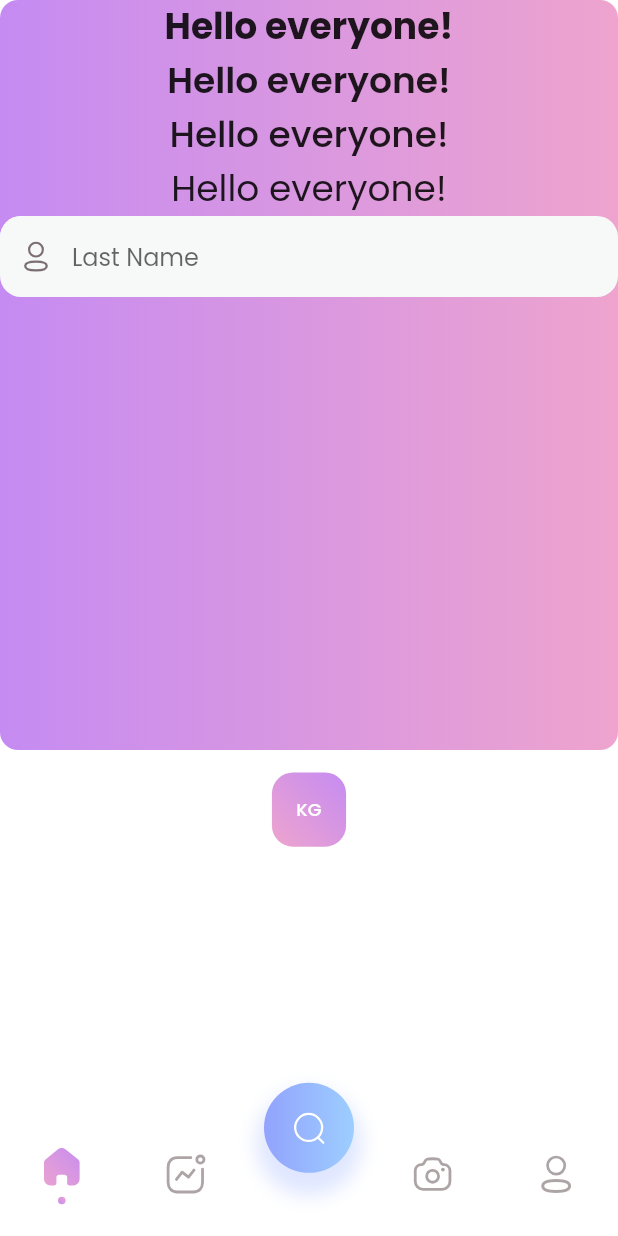
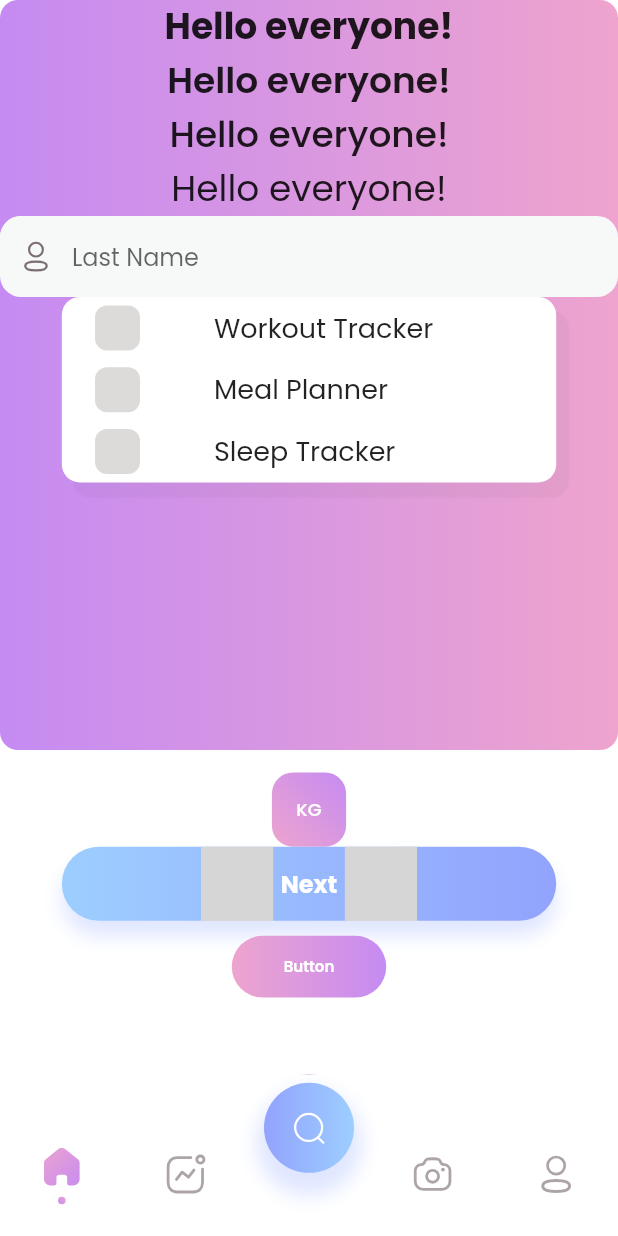
Before and after one commit to 12ajayvishwa/fitness_app_ui, a Flutter app: the screen it shows after launch, on a phone screen of 412 x 824 dp. Run offline on Flutter 3.47's test engine with Material 2 defaults, Android fonts, the phone set to English and light mode, and no system bars; our stand-ins replace flutter_svg; grey boxes are pictures that could not be loaded.

Commit message:
on boarding button

```diff
--- a/lib/home.dart
+++ b/lib/home.dart
@@ -1,10 +1,16 @@
+import 'package:fitness_ui/utils/buttons/secondary_button.dart';
 import 'package:fitness_ui/utils/colors.dart';
 import 'package:fitness_ui/utils/text_style.dart';
 import 'package:fitness_ui/widgets/custom_nav_bar.dart';
 import 'package:fitness_ui/widgets/custom_text_input_field.dart';
 import 'package:fitness_ui/widgets/lable_button.dart';
+import 'package:fitness_ui/widgets/search_nav.dart';
 import 'package:flutter/material.dart';
 import 'package:flutter_svg/svg.dart';
+
+import 'utils/buttons/add_camera_button.dart';
+import 'utils/buttons/auth_button.dart';
+import 'utils/buttons/onboarding_button.dart';
 
 class Home extends StatefulWidget {
   const Home({Key? key}) : super(key: key);
@@ -26,7 +32,7 @@ class _HomeState extends State<Home> {
   Widget build(BuildContext context) {
     Size size = MediaQuery.of(context).size;
     return Scaffold(
-      backgroundColor: Color(0xFFFFFFFF),
+      backgroundColor: const Color(0xFFFFFFFF),
       bottomNavigationBar: CustomBottomNavBar(
         size: size,
         svgIcon1: pageIndex == 0
@@ -64,7 +70,8 @@ class _HomeState extends State<Home> {
           });
         },
       ),
-      body: Column(
+      body: SingleChildScrollView(
+        child: Column(
           children: [
             Center(
               child: Container(
@@ -80,6 +87,8 @@ class _HomeState extends State<Home> {
                   Text("Hello everyone!", style: kTitleH2Medium),
                   Text("Hello everyone!", style: kTitleH2Regular),
                   const CustomTextFormField(),
+                  SearchNav(onTap: (){},size: size,text1: "Workout Tracker",text2: "Meal Planner",text3: "Sleep Tracker",),
+
                 ]),
               ),
             ),
@@ -89,7 +98,16 @@ class _HomeState extends State<Home> {
             const LableButton(
               text: "KG",
             ),
+            AuthButton(size: size,text: "Next",onTap: (){},),
+            const SizedBox(height: 10,),
+            SecondaryButton(size: size, text: "Button", onTap: (){}),
+             const SizedBox(height: 10,),
+            AddCameraButton(size: size,svgPicture: "assets/icons/light/Plus.svg"),
+            OnBoardingButton(onNext: () {
+
+            },)
           ],
+        ),
       ),
     );
   }
@@ -119,11 +137,11 @@ class _HomeState extends State<Home> {
               ),
             ),
             shaderCallback: (Rect bounds) {
-              final Rect rect = Rect.fromLTRB(0, 0, 30, 30);
+              Rect rect = const Rect.fromLTRB(0, 0, 30, 30);
               return const LinearGradient(
                       colors: [kSecondryColor1, kSecondryColor2],
-                      begin: Alignment.topRight,
-                      end: Alignment.bottomLeft)
+                      begin: Alignment.bottomRight,
+                      end: Alignment.topLeft)
                   .createShader(rect);
             }),
         const SizedBox(
@@ -138,7 +156,8 @@ class _HomeState extends State<Home> {
                   colors: [kSecondryColor2, kSecondryColor1],
                   begin: Alignment.topRight,
                   end: Alignment.bottomLeft)),
-        )
+        ),
+
       ],
     );
   }
--- a/lib/main.dart
+++ b/lib/main.dart
@@ -11,7 +11,7 @@ class MyApp extends StatelessWidget {
   // This widget is the root of your application.
   @override
   Widget build(BuildContext context) {
-    return MaterialApp(
+    return const MaterialApp(
       title: 'Flutter Demo',
       home: Home()
     );
--- /dev/null
+++ b/lib/utils/buttons/add_camera_button.dart
@@ -0,0 +1,29 @@
+import 'package:flutter/material.dart';
+import 'package:flutter_svg/flutter_svg.dart';
+import '../colors.dart';
+
+class AddCameraButton extends StatelessWidget {
+  final Size size;
+  final String svgPicture;
+  const AddCameraButton(
+      {Key? key, required this.svgPicture, required this.size})
+      : super(key: key);
+
+  @override
+  Widget build(BuildContext context) {
+    return Container(
+        height: size.height * 0.2,
+        width: size.width * 0.2,
+        decoration: const BoxDecoration(
+            shape: BoxShape.circle,
+            gradient: LinearGradient(
+                begin: Alignment.centerRight,
+                end: Alignment.centerLeft,
+                colors: [kSecondryColor1, kSecondryColor2])),
+        child: Center(
+            child: SvgPicture.asset(
+          svgPicture,
+          color: Colors.white,
+        )));
+  }
+}
--- /dev/null
+++ b/lib/utils/buttons/auth_button.dart
@@ -0,0 +1,61 @@
+import 'package:fitness_ui/utils/colors.dart';
+import 'package:flutter/material.dart';
+import 'package:flutter_svg/flutter_svg.dart';
+
+import '../text_style.dart';
+
+class AuthButton extends StatelessWidget {
+  final Size size;
+  final String text;
+  final VoidCallback onTap;
+  final IconData? icon;
+  final String? svgPicture1;
+  final String? svgPicture2;
+  const AuthButton({
+    Key? key,
+    required this.text,
+    required this.onTap,
+    this.icon,
+    required this.size,
+    this.svgPicture1,
+    this.svgPicture2,
+  }) : super(key: key);
+
+  @override
+  Widget build(BuildContext context) {
+    return Container(
+      height: size.height * 0.06,
+      width: size.width * 0.8,
+      decoration: BoxDecoration(
+          borderRadius: BorderRadius.circular(99),
+          gradient: const LinearGradient(colors: [kBrandColor1, kBrandColor2]),
+          boxShadow: [
+            BoxShadow(
+                color: const Color(0xFF95ADFE).withOpacity(0.3),
+                offset: const Offset(0, 10),
+                blurRadius: 10)
+          ]),
+      child: Row(
+        crossAxisAlignment: CrossAxisAlignment.center,
+        mainAxisAlignment: MainAxisAlignment.center,
+        children: [
+          SvgPicture.asset(
+            svgPicture1 ?? "",
+            color: Colors.white,
+          ),
+          const SizedBox(
+            width: 5,
+          ),
+          Text(text, style: kLargeTextBold),
+          const SizedBox(
+            width: 5,
+          ),
+          SvgPicture.asset(
+            svgPicture2 ?? "",
+            color: Colors.white,
+          ),
+        ],
+      ),
+    );
+  }
+}
--- /dev/null
+++ b/lib/utils/buttons/secondary_button.dart
@@ -0,0 +1,30 @@
+import 'package:fitness_ui/utils/text_style.dart';
+import 'package:flutter/material.dart';
+import '../colors.dart';
+
+class SecondaryButton extends StatelessWidget {
+  final Size size;
+  final String text;
+  final VoidCallback onTap;
+  const SecondaryButton(
+      {Key? key, required this.size, required this.text, required this.onTap})
+      : super(key: key);
+
+  @override
+  Widget build(BuildContext context) {
+    return Container(
+        height: size.height * 0.05,
+        width: size.width * 0.25,
+        decoration: BoxDecoration(
+            borderRadius: BorderRadius.circular(50),
+            gradient: const LinearGradient(
+                begin: Alignment.centerRight,
+                end: Alignment.centerLeft,
+                colors: [kSecondryColor1, kSecondryColor2])),
+        child: Center(
+            child: Text(
+          text,
+          style: kCaptionTextSemiBold,
+        )));
+  }
+}
--- a/lib/utils/text_style.dart
+++ b/lib/utils/text_style.dart
@@ -44,7 +44,7 @@ var kTextSubMedium = TextStyle(fontFamily: "Poppins",fontSize: sizeTextSub,fontW
 var kTextSubRegular = TextStyle(fontFamily: "Poppins",fontSize: sizeTextSub);
 
 //Large text
-var kLargeTextBold = TextStyle(fontFamily: "Poppins",fontSize: largeTextSize,fontWeight: FontWeight.bold);
+var kLargeTextBold = TextStyle(fontFamily: "Poppins",fontSize: largeTextSize,fontWeight: FontWeight.bold,color: Colors.white);
 var kLargeTextSemiBold = TextStyle(fontFamily: "Poppins",fontSize: largeTextSize,fontWeight: FontWeight.w600);
 var kLargeTextMedium = TextStyle(fontFamily: "Poppins",fontSize: largeTextSize,fontWeight: FontWeight.w500);
 var kLargeTextRegular = TextStyle(fontFamily: "Poppins",fontSize: largeTextSize);
@@ -59,10 +59,10 @@ var kMediumTextRegular = TextStyle(fontFamily: "Poppins",fontSize: mediumTextSiz
 var kSmallTextBold = TextStyle(fontFamily: "Poppins",fontSize: smallTextSize,fontWeight: FontWeight.bold);
 var kSmallTextSemiBold = TextStyle(fontFamily: "Poppins",fontSize: smallTextSize,fontWeight: FontWeight.w600);
 var kSmallTextMedium = TextStyle(fontFamily: "Poppins",fontSize: smallTextSize,fontWeight: FontWeight.w500,color: Colors.white);
-var kSmallTextRegular = TextStyle(fontFamily: "Poppins",fontSize: smallTextSize);
+var kSmallTextRegular = TextStyle(fontFamily: "Poppins",fontSize: smallTextSize,color: Colors.black);
 
 //Caption text
 var kCaptionTextBold = TextStyle(fontFamily: "Poppins",fontSize: captionTextSize,fontWeight: FontWeight.bold);
-var kCaptionTextSemiBold = TextStyle(fontFamily: "Poppins",fontSize: captionTextSize,fontWeight: FontWeight.w600);
+var kCaptionTextSemiBold = TextStyle(fontFamily: "Poppins",fontSize: captionTextSize,fontWeight: FontWeight.w600,color: Colors.white);
 var kCaptionTextMedium = TextStyle(fontFamily: "Poppins",fontSize: captionTextSize,fontWeight: FontWeight.w500);
 var kCaptionTextRegular = TextStyle(fontFamily: "Poppins",fontSize: captionTextSize);
--- a/lib/widgets/custom_nav_bar.dart
+++ b/lib/widgets/custom_nav_bar.dart
@@ -21,7 +21,7 @@ class CustomBottomNavBar extends StatelessWidget {
   @override
   Widget build(BuildContext context) {
     return Stack(alignment: Alignment.center, children: [
-      Container(
+      SizedBox(
         height: size.height * 0.13,
         width: size.width,
       ),
@@ -34,7 +34,7 @@ class CustomBottomNavBar extends StatelessWidget {
             child: Row(
               mainAxisAlignment: MainAxisAlignment.spaceBetween,
               children: [
-                Container(
+                SizedBox(
                   width: size.width / 2.5,
                   child: Row(
                     mainAxisAlignment: MainAxisAlignment.spaceAround,
@@ -57,7 +57,7 @@ class CustomBottomNavBar extends StatelessWidget {
                     ],
                   ),
                 ),
-                Container(
+                SizedBox(
                   width: size.width / 2.5,
                   child: Row(
                     mainAxisAlignment: MainAxisAlignment.spaceAround,
@@ -84,11 +84,12 @@ class CustomBottomNavBar extends StatelessWidget {
             decoration: BoxDecoration(
                 shape: BoxShape.circle,
                 gradient:
-                    const LinearGradient(colors: [kBrandColor2, kBrandColor1]),
+                    const LinearGradient(
+                      colors: [kBrandColor2, kBrandColor1]),
                 boxShadow: [
                   BoxShadow(
                       color: const Color(0xFF95ADFE).withOpacity(0.3),
-                      offset: Offset(0, 10),
+                      offset: const Offset(0, 10),
                       blurRadius: 10,
                       spreadRadius: 5)
                 ]),
--- /dev/null
+++ b/lib/widgets/search_nav.dart
@@ -0,0 +1,85 @@
+
+
+import 'package:fitness_ui/utils/text_style.dart';
+import 'package:flutter/material.dart';
+
+class SearchNav extends StatelessWidget {
+  final Size size;
+  final String text1;
+  final String text2;
+  final String text3;
+  final VoidCallback onTap;
+  const SearchNav({Key? key, required this.text1, required this.onTap, required this.size, required this.text2, required this.text3}) : super(key: key);
+
+  @override
+  Widget build(BuildContext context) {
+    return Container(
+      height: size.height*0.15,
+      width: size.width*0.8,
+      decoration: BoxDecoration(
+        borderRadius: BorderRadius.circular(12),
+        color: const Color(0xFFFFFFFF),
+        boxShadow: [BoxShadow(
+          offset: const Offset(8,10),
+          blurRadius: 0.2,
+          spreadRadius: 0.2,
+          color: const Color(0xFF1D1617).withOpacity(0.04)
+        )]
+      ),
+      child: Center(
+        child: Column(
+          crossAxisAlignment: CrossAxisAlignment.center,
+          mainAxisAlignment: MainAxisAlignment.spaceAround,
+          children: [
+          activityField(text1),
+          activityField(text2),
+          activityField(text3)
+
+        ]),
+      ),
+    );
+
+  }
+
+  Row activityField(String text) {
+    return Row(
+      mainAxisAlignment: MainAxisAlignment.spaceEvenly,
+      crossAxisAlignment: CrossAxisAlignment.center,
+          children: [
+            Container(
+              height: 30,
+              width: 30,
+              decoration: BoxDecoration(
+                borderRadius: BorderRadius.circular(8),
+                color: const Color(0xFFDDDADA)
+              ),
+            ),
+            const SizedBox(width: 5,),
+            SizedBox(
+              width: size.width/2,
+
+              child: Text(text,style: kTextSubRegular,))
+            // Checkbox(
+            //   checkColor: Colors.white,
+            //   value: isChecked,
+            //   fillColor: MaterialStateProperty.resolveWith(getColor),
+            //   onChanged: (bool? value){
+            //     setState(() {
+            //       isChecked = value!;
+            //     });
+            //   })
+          ],
+        );
+  }
+  Color getColor(Set<MaterialState> state){
+    const Set<MaterialState> interactiveState = <MaterialState>{
+      MaterialState.pressed,
+      MaterialState.hovered,
+      MaterialState.focused,
+    };
+    if(state.any(interactiveState.contains)){
+      return Colors.blue;
+    }
+    return const Color(0xFFDDDADA);
+  }
+}
```
Also changed, not shown: lib/utils/buttons/onboarding_button.dart (added, +37 -0 lines), lib/widgets/animated_indicator.dart (added, +100 -0 lines), flutter_01.png (added), flutter_02.png (added), flutter_03.png (added), flutter_04.png (added), lib/modal/search_model.dart (added). Lines whose indentation alone changed are shown as unchanged.
